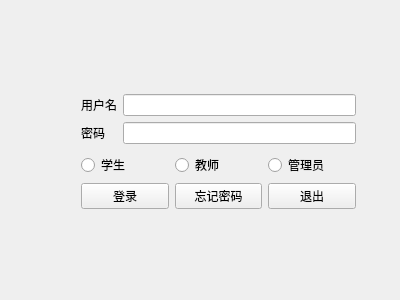
ZiYiWang-create/stuVsProject, file StuVsProject/LoginDialog.ui: the form before one commit.
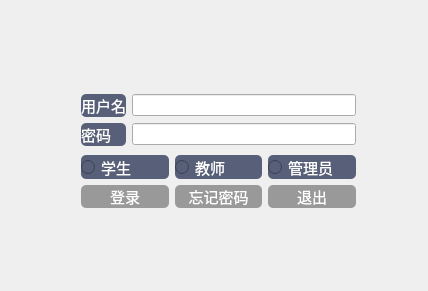
The form after the commit.

Patch:
```diff
--- a/StuVsProject/LoginDialog.ui
+++ b/StuVsProject/LoginDialog.ui
@@ -6,8 +6,8 @@
    <rect>
     <x>0</x>
     <y>0</y>
-    <width>400</width>
-    <height>300</height>
+    <width>428</width>
+    <height>291</height>
    </rect>
   </property>
   <property name="windowTitle">
@@ -34,6 +34,13 @@
       </item>
       <item row="1" column="0">
        <widget class="QLabel" name="label_2">
+        <property name="styleSheet">
+         <string notr="true">QLabel{
+border-radius:5px;
+background:rgb(87, 95, 121);
+color:white;
+font-size:15px;}</string>
+        </property>
         <property name="text">
          <string>密码</string>
         </property>
@@ -41,6 +48,14 @@
       </item>
       <item row="0" column="0">
        <widget class="QLabel" name="label">
+        <property name="styleSheet">
+         <string notr="true">QLabel{
+border-radius:5px;
+background:rgb(87, 95, 121);
+color:white;
+font-size:15px;}
+</string>
+        </property>
         <property name="text">
          <string>用户名</string>
         </property>
@@ -55,6 +70,13 @@
      <layout class="QGridLayout" name="gridLayout_2">
       <item row="0" column="0">
        <widget class="QRadioButton" name="StuRadioButton">
+        <property name="styleSheet">
+         <string notr="true">QRadioButton{
+border-radius:5px;
+background:rgb(87, 95, 121);
+color:white;
+font-size:15px;}</string>
+        </property>
         <property name="text">
          <string>学生</string>
         </property>
@@ -62,6 +84,13 @@
       </item>
       <item row="0" column="1">
        <widget class="QRadioButton" name="TeacherRadioButton">
+        <property name="styleSheet">
+         <string notr="true">QRadioButton{
+border-radius:5px;
+background:rgb(87, 95, 121);
+color:white;
+font-size:15px;}</string>
+        </property>
         <property name="text">
          <string>教师</string>
         </property>
@@ -69,6 +98,13 @@
       </item>
       <item row="0" column="2">
        <widget class="QRadioButton" name="rootRadioButton">
+        <property name="styleSheet">
+         <string notr="true">QRadioButton{
+border-radius:5px;
+background:rgb(87, 95, 121);
+color:white;
+font-size:15px;}</string>
+        </property>
         <property name="text">
          <string>管理员</string>
         </property>
@@ -76,6 +112,13 @@
       </item>
       <item row="1" column="0">
        <widget class="QPushButton" name="LogInBtn">
+        <property name="styleSheet">
+         <string notr="true">QPushButton{
+border-radius:5px;
+background:rgb(153, 153, 153);
+color:white;
+font-size:15px;}</string>
+        </property>
         <property name="text">
          <string>登录</string>
         </property>
@@ -83,6 +126,13 @@
       </item>
       <item row="1" column="1">
        <widget class="QPushButton" name="registerBtn">
+        <property name="styleSheet">
+         <string notr="true">QPushButton{
+border-radius:5px;
+background:rgb(153, 153, 153);
+color:white;
+font-size:15px;}</string>
+        </property>
         <property name="text">
          <string>忘记密码</string>
         </property>
@@ -90,6 +140,13 @@
       </item>
       <item row="1" column="2">
        <widget class="QPushButton" name="exitBtn">
+        <property name="styleSheet">
+         <string notr="true">QPushButton{
+border-radius:5px;
+background:rgb(153, 153, 153);
+color:white;
+font-size:15px;}</string>
+        </property>
         <property name="text">
          <string>退出</string>
         </property>
```
Left out of the diff: 4 changed lines with no effect on the pictures.
